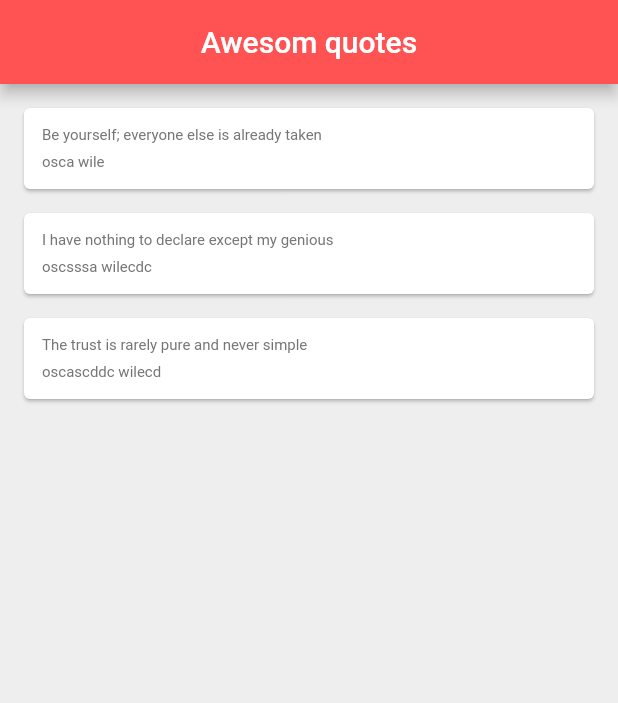
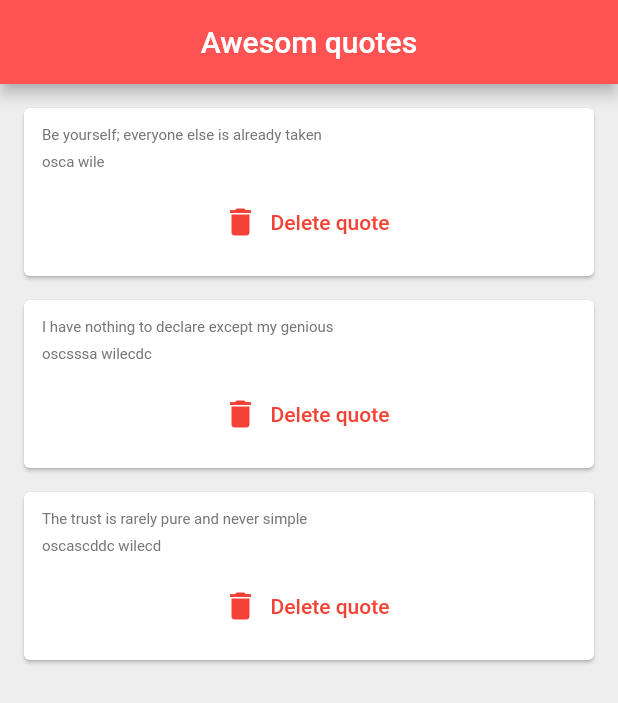
Before and after one commit to randikawann/1stFlutterApp20200405, a Flutter app: the screen it shows after launch, on a phone screen of 412 x 824 dp. Shown: the top 703 px of the screen. Run offline on Flutter 3.47's test engine with Material 2 defaults, Android fonts, the phone set to English and light mode, and no system bars.

Commit message:
added function as a parameter with external class

```diff
--- a/lib/main.dart
+++ b/lib/main.dart
@@ -39,7 +39,14 @@ class _QuoteListState extends State<QuoteList> {
         backgroundColor: Colors.redAccent,
       ),
       body: Column(
-        children: quotes.map((quote) => QuoteCard(quote:  quote) ).toList(),
+        children: quotes.map((quote) => QuoteCard(
+          quote:  quote,
+          delete: (){
+            setState(() {
+              quotes.remove(quote);
+            });
+          }
+        ) ).toList(),
 
       ),
     );
--- a/lib/quote_card.dart
+++ b/lib/quote_card.dart
@@ -4,7 +4,9 @@ import 'quote.dart';
 
 class QuoteCard extends StatelessWidget {
   Quote quote;
-  QuoteCard({this.quote});
+  Function delete;
+
+  QuoteCard({this.quote, this.delete});
 
   @override
   Widget build(BuildContext context) {
@@ -30,6 +32,20 @@ class QuoteCard extends StatelessWidget {
                 color: Colors.grey[600],
               ),
             ),
+            SizedBox(height: 10.0,),
+            FlatButton.icon(
+                onPressed: delete,
+                icon: Icon(
+                  Icons.delete,
+                  color: Colors.red,
+                ),
+                label: Text(
+                  'Delete quote',
+                  style: TextStyle(
+                    color: Colors.red
+                  ),
+                ),
+            ),
           ],
         ),
       ),
```
Also changed, not shown: branchscreenshot/08functionaspara.png (added), branchscreenshot/08functionasparacode1.png (added), branchscreenshot/08functionasparacode2.png (added).
